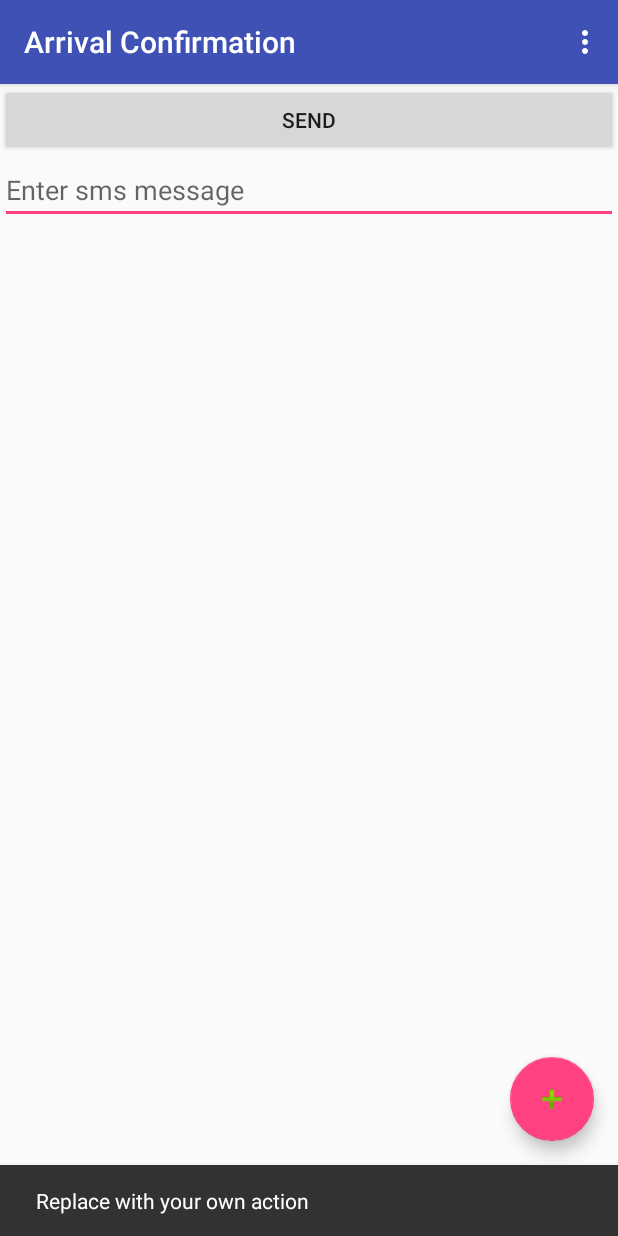
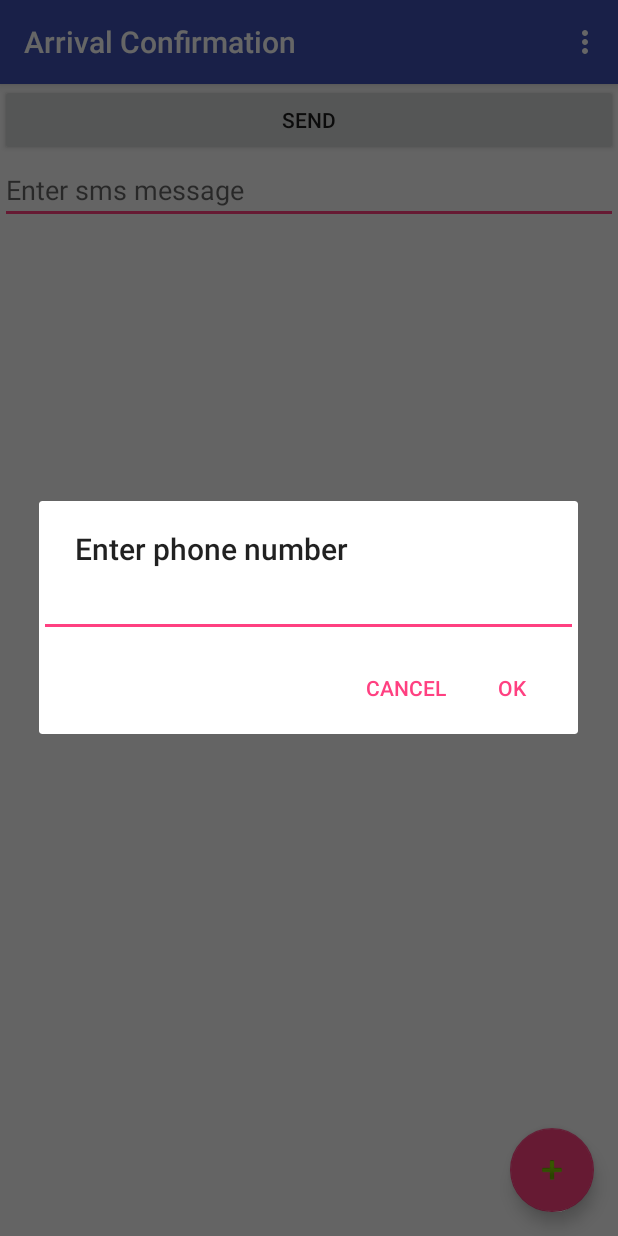
Before and after one commit to agartim/arrival_confirmation_android, an Android app: the screen it shows after launch (MainActivity), after a tap on an icon or button, on a phone screen of 412 x 824 dp. Run offline under Robolectric (Android 15) with nearby library versions, the phone set to English and light mode, and no system bars; libraries missing offline, so code that uses them is left out: com.facebook.stetho; 1 statement that could not run was skipped.

Commit message:
Now you can add some phone nubers by enter in edittext

```diff
--- a/app/src/main/java/agartim/pl/arrivalconfirmation/ui/MainActivity.kt
+++ b/app/src/main/java/agartim/pl/arrivalconfirmation/ui/MainActivity.kt
@@ -2,6 +2,7 @@ package agartim.pl.arrivalconfirmation.ui
 
 import agartim.pl.arrivalconfirmation.R
 import android.Manifest
+import android.content.DialogInterface
 import android.content.pm.PackageManager
 import android.os.Build
 import android.os.Bundle
@@ -9,6 +10,7 @@ import android.preference.PreferenceManager
 import android.support.design.widget.Snackbar
 import android.support.v4.app.ActivityCompat
 import android.support.v4.content.ContextCompat
+import android.support.v7.app.AlertDialog
 import android.support.v7.app.AppCompatActivity
 import android.view.Menu
 import android.view.MenuItem
@@ -17,6 +19,7 @@ import android.widget.Toast
 import kotlinx.android.synthetic.main.activity_main.*
 import kotlinx.android.synthetic.main.content_main.*
 import android.telephony.SmsManager
+import android.widget.EditText
 
 
 class MainActivity : AppCompatActivity(), MainMVP.View {
@@ -34,19 +37,29 @@ class MainActivity : AppCompatActivity(), MainMVP.View {
         presenter.start(this)
 
         addNumberButton.setOnClickListener { view ->
-            Snackbar.make(view, "Replace with your own action", Snackbar.LENGTH_LONG)
-                    .setAction("Action", null).show()
-//            presenter.addPhoneNumber("504618756")
-            presenter.addPhoneNumber("503567054")
+            showEnterPhoneNumberDialog()
         }
 
         sendButton.setOnClickListener { view ->
             (
                     if (shouldAskSendSMSPermission()) {
-                        if (isSendSMSPermissionGranted()) presenter.clickSendSms() else askForSendSMSPermission()
+                        if (isSendSMSPermissionGranted()) {
+                            presenter.saveMessage(message.text.toString())
+                            presenter.clickSendSms()
+                        } else askForSendSMSPermission()
                     } else presenter.clickSendSms()
                     )
         }
+    }
+
+    private fun showEnterPhoneNumberDialog() {
+        val etPhoneNumber: EditText = EditText(this);
+        AlertDialog.Builder(this)
+                .setTitle("Enter phone number")
+                .setView(etPhoneNumber)
+                .setPositiveButton("OK", { dialogInterface, i -> presenter.addPhoneNumber(etPhoneNumber.text.toString()) })
+                .setNegativeButton("Cancel", { dialogInterface, i -> dialogInterface.dismiss() })
+                .show()
     }
 
     override fun onCreateOptionsMenu(menu: Menu): Boolean {
@@ -60,9 +73,19 @@ class MainActivity : AppCompatActivity(), MainMVP.View {
         // automatically handle clicks on the Home/Up button, so long
         // as you specify a parent activity in AndroidManifest.xml.
         return when (item.itemId) {
-            R.id.action_settings -> true
+            R.id.action_clear_all -> showRemoveAllNumbersDialog()
             else -> super.onOptionsItemSelected(item)
         }
+    }
+
+    private fun showRemoveAllNumbersDialog(): Boolean {
+        AlertDialog.Builder(this)
+                .setTitle("Remove numbers")
+                .setMessage("Do you really want to remove all numbers?")
+                .setPositiveButton("Yes", { dialogInterface, i -> presenter.clearAllNumbers() })
+                .setNegativeButton("No", { dialogInterface, i -> dialogInterface.dismiss() })
+                .show()
+        return true
     }
 
     override fun onPause() {
@@ -115,6 +138,7 @@ class MainActivity : AppCompatActivity(), MainMVP.View {
 
     override fun setNumbers(phoneNumbers: List<String>) {
 //        todo: zaimplementować
+        numbersLabel.setText(phoneNumbers.joinToString("\n"))
     }
 
     override fun showNotValidParamsInfo() {
--- a/app/src/main/java/agartim/pl/arrivalconfirmation/ui/MainMVP.kt
+++ b/app/src/main/java/agartim/pl/arrivalconfirmation/ui/MainMVP.kt
@@ -11,6 +11,7 @@ interface MainMVP {
 
         fun addPhoneNumber(phoneNumber: String)
         fun getPhoneNumbers(): List<String>
+        fun removeAllPhoneNumbers()
 
         fun isMessageValid(): Boolean
         fun isNumbersValid(): Boolean
@@ -33,5 +34,7 @@ interface MainMVP {
         fun clickSendSms()
         fun addPhoneNumber(phoneNumber: String)
         fun saveMessage(smsMessage: String)
+
+        fun clearAllNumbers()
     }
 }
--- a/app/src/main/java/agartim/pl/arrivalconfirmation/ui/MainModel.kt
+++ b/app/src/main/java/agartim/pl/arrivalconfirmation/ui/MainModel.kt
@@ -1,8 +1,6 @@
 package agartim.pl.arrivalconfirmation.ui
 
 import android.content.SharedPreferences
-import kotlinx.android.synthetic.main.content_main.*
-import java.util.*
 import kotlin.collections.ArrayList
 
 /**
@@ -12,11 +10,9 @@ class MainModel(val prefs: SharedPreferences) : MainMVP.Model {
 
     private val PREFS_MESSAGE = "message"
     private val PREFS_NUMBERS = "numbers"
-    private val NUMBERS_SEPARATOR = ";"
+    private val NUMBERS_SEPARATOR: String = ";"
 
-    //    private var phoneNumbers: List<String> = getPhoneNumbers()
     private var message = ""
-
 
     override fun setMessage(smsMessage: String) {
         prefs.edit().putString(PREFS_MESSAGE, smsMessage).apply()
@@ -31,19 +27,31 @@ class MainModel(val prefs: SharedPreferences) : MainMVP.Model {
     override fun addPhoneNumber(phoneNumber: String) {
         var phoneNumbers = ArrayList<String>()
         phoneNumbers.add(phoneNumber)
+
         phoneNumbers.addAll(getPhoneNumbers())
         prefs.edit().putString(PREFS_NUMBERS, phoneNumbers.joinToString(NUMBERS_SEPARATOR)).apply()
     }
 
     override fun getPhoneNumbers(): List<String> {
-        return prefs.getString(PREFS_NUMBERS, "").split(NUMBERS_SEPARATOR)
+        val prefsNumbersString = prefs.getString(PREFS_NUMBERS, "");
+        if (prefsNumbersString.isEmpty()) {
+            return emptyList()
+        }
+        return prefsNumbersString.split(NUMBERS_SEPARATOR)
     }
 
     override fun isMessageValid() = message.length >= 3
 
     override fun isNumbersValid(): Boolean {
+        if (getPhoneNumbers().isEmpty())
+            return false
+
         var isValid = true
         getPhoneNumbers().forEach({ it -> isValid = it.length >= 9 })
         return isValid
     }
+
+    override fun removeAllPhoneNumbers() {
+        prefs.edit().putString(PREFS_NUMBERS, "").apply()
+    }
 }
--- a/app/src/main/java/agartim/pl/arrivalconfirmation/ui/MainPresenter.kt
+++ b/app/src/main/java/agartim/pl/arrivalconfirmation/ui/MainPresenter.kt
@@ -40,5 +40,10 @@ class MainPresenter(val prefs: SharedPreferences) : MainMVP.Presenter {
         model.setMessage(smsMessage)
     }
 
+    override fun clearAllNumbers() {
+        model.removeAllPhoneNumbers()
+        view?.setNumbers(model.getPhoneNumbers())
+    }
+
     fun isNumberPresentInList(phoneNumber: String) = model.getPhoneNumbers().contains(phoneNumber)
 }
--- a/app/src/main/res/layout/content_main.xml
+++ b/app/src/main/res/layout/content_main.xml
@@ -7,6 +7,11 @@
     app:layout_behavior="@string/appbar_scrolling_view_behavior"
     tools:context="agartim.pl.arrivalconfirmation.ui.MainActivity"
     tools:showIn="@layout/activity_main">
+
+    <LinearLayout
+        android:layout_width="match_parent"
+        android:layout_height="match_parent"
+        android:orientation="vertical">
 
         <Button
             android:id="@+id/sendButton"
@@ -23,10 +28,16 @@
             app:layout_constraintLeft_toLeftOf="parent"
             app:layout_constraintTop_toBottomOf="@id/sendButton" />
 
+        <TextView
+            android:id="@+id/numbersLabel"
+            android:layout_width="match_parent"
+            android:layout_height="wrap_content" />
+
         <ListView
             android:id="@+id/numbersList"
             android:layout_width="match_parent"
             android:layout_height="match_parent"
-        app:layout_constraintTop_toBottomOf="@id/message" />
+            app:layout_constraintTop_toBottomOf="@id/numbersLabel" />
+    </LinearLayout>
 
 </android.support.constraint.ConstraintLayout>
--- a/app/src/main/res/menu/menu_main.xml
+++ b/app/src/main/res/menu/menu_main.xml
@@ -3,8 +3,8 @@
     xmlns:tools="http://schemas.android.com/tools"
     tools:context="agartim.pl.arrivalconfirmation.ui.MainActivity">
     <item
-        android:id="@+id/action_settings"
+        android:id="@+id/action_clear_all"
         android:orderInCategory="100"
-        android:title="@string/action_settings"
+        android:title="@string/action_clear_all"
         app:showAsAction="never" />
 </menu>
--- a/app/src/main/res/values/strings.xml
+++ b/app/src/main/res/values/strings.xml
@@ -1,6 +1,6 @@
 <resources>
     <string name="app_name">Arrival Confirmation</string>
-    <string name="action_settings">Settings</string>
+    <string name="action_clear_all">Clear all</string>
     <string name="enter_sms_message">Enter sms message</string>
     <string name="send">Send</string>
 </resources>
```
Lines whose indentation alone changed are shown as unchanged.
